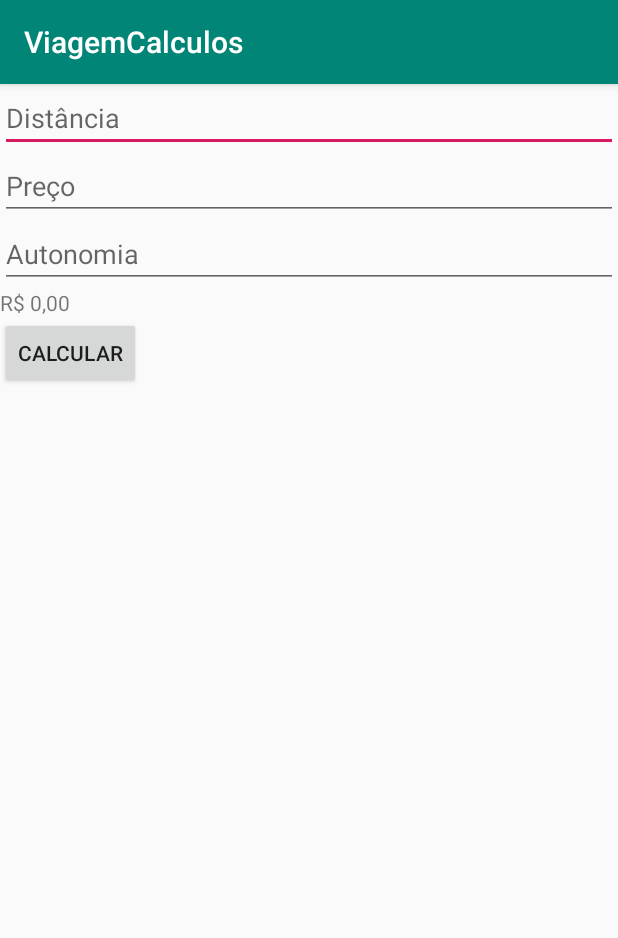
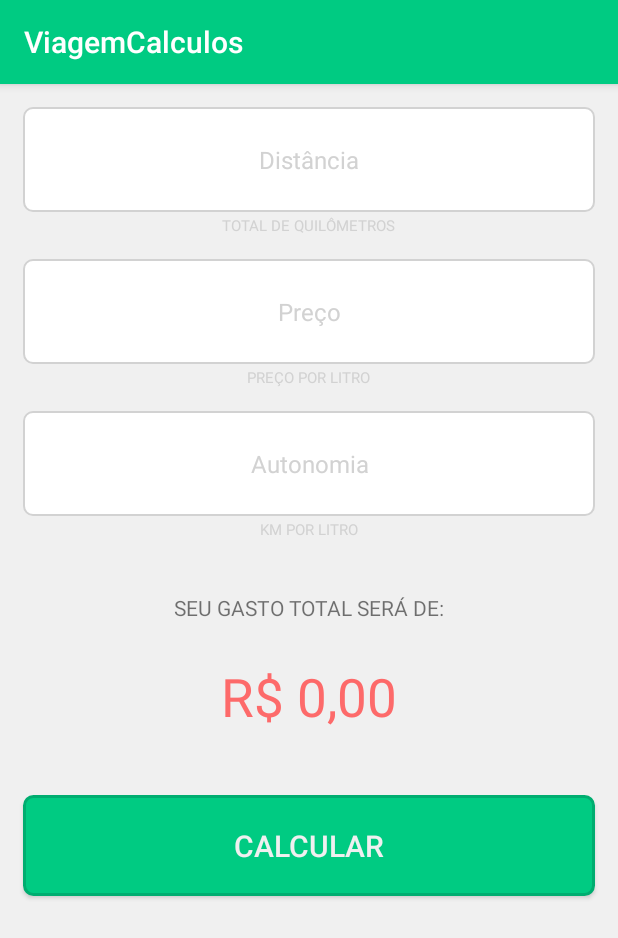
Before and after one commit to edimarbmjunior/viagemKotlinApp, an Android app: the screen it shows after launch (MainActivity), on a phone screen of 412 x 824 dp. Shown: the top 938 px of the screen. Run offline under Robolectric (Android 15) with nearby library versions, the phone set to English and light mode, and no system bars.

Commit message:
ajuste de interface(melhoria no layout), utização conjunta de ScrollView e LinearLayout para utilização em Landscape

```diff
--- /dev/null
+++ b/app/src/main/res/drawable-v24/round_btncalcular.xml
@@ -0,0 +1,15 @@
+<?xml version="1.0" encoding="utf-8"?>
+<shape xmlns:android="http://schemas.android.com/apk/res/android"
+    android:shape="rectangle">
+
+    <solid android:color="@color/colorPrimary" />
+    <stroke
+        android:width="2dp"
+        android:color="@color/colorPrimaryDark" />
+    <corners
+        android:bottomLeftRadius="6dp"
+        android:bottomRightRadius="6dp"
+        android:topLeftRadius="6dp"
+        android:topRightRadius="6dp" />
+
+</shape>
--- /dev/null
+++ b/app/src/main/res/drawable/round_edtext.xml
@@ -0,0 +1,15 @@
+<?xml version="1.0" encoding="utf-8"?>
+<shape xmlns:android="http://schemas.android.com/apk/res/android"
+    android:shape="rectangle">
+
+    <solid android:color="#FFFFFF" />
+    <stroke
+        android:width="1dp"
+        android:color="@color/colorDarkGray" />
+    <corners
+        android:bottomLeftRadius="6dp"
+        android:bottomRightRadius="6dp"
+        android:topLeftRadius="6dp"
+        android:topRightRadius="6dp" />
+
+</shape>
--- a/app/src/main/res/layout/activity_main.xml
+++ b/app/src/main/res/layout/activity_main.xml
@@ -1,35 +1,94 @@
 <?xml version="1.0" encoding="utf-8"?>
-<LinearLayout xmlns:android="http://schemas.android.com/apk/res/android"
+<ScrollView xmlns:android="http://schemas.android.com/apk/res/android"
     xmlns:app="http://schemas.android.com/apk/res-auto"
     xmlns:tools="http://schemas.android.com/tools"
     android:layout_width="match_parent"
     android:layout_height="match_parent"
-    android:orientation="vertical"
+    android:background="@color/colorLightGray"
     tools:context=".MainActivity">
+
+    <LinearLayout
+        android:layout_width="match_parent"
+        android:layout_height="match_parent"
+        android:orientation="vertical">
+
+        <!--<view
+            android:layout_width="match_parent"
+            android:layout_height="3dp"
+            android:background="@color/colorPrimaryDark" />-->
 
         <EditText
             android:id="@+id/editDistancia"
+            style="@style/mCustomEditText"
             android:layout_width="match_parent"
+            android:layout_height="70dp"
+            android:gravity="center"
+            android:hint="@string/distancia" />
+
+        <TextView
+            android:layout_width="wrap_content"
             android:layout_height="wrap_content"
-        android:hint="@string/distancia" />
+            android:layout_gravity="center"
+            android:layout_marginTop="2dp"
+            android:text="Total de Quilômetros"
+            android:textAllCaps="true"
+            android:textColor="@color/colorDarkGray"
+            android:textSize="10sp" />
 
         <EditText
             android:id="@+id/editPrice"
+            style="@style/mCustomEditText"
             android:layout_width="match_parent"
+            android:layout_height="70dp"
+            android:gravity="center"
+            android:hint="Preço" />
+
+        <TextView
+            android:layout_width="wrap_content"
             android:layout_height="wrap_content"
-        android:hint="Preço" />
+            android:layout_gravity="center"
+            android:layout_marginTop="2dp"
+            android:text="Preço por litro"
+            android:textAllCaps="true"
+            android:textColor="@color/colorDarkGray"
+            android:textSize="10sp" />
 
         <EditText
             android:id="@+id/editAutonomy"
+            style="@style/mCustomEditText"
+            android:layout_width="match_parent"
+            android:layout_height="70dp"
+            android:gravity="center"
+            android:hint="Autonomia" />
+
+
+        <TextView
+            android:layout_width="wrap_content"
+            android:layout_height="wrap_content"
+            android:layout_gravity="center"
+            android:layout_marginTop="2dp"
+            android:text="KM por litro"
+            android:textAllCaps="true"
+            android:textColor="@color/colorDarkGray"
+            android:textSize="10sp" />
+
+        <TextView
             android:layout_width="match_parent"
             android:layout_height="wrap_content"
-        android:hint="Autonomia" />
+            android:layout_marginTop="35dp"
+            android:gravity="center"
+            android:text="Seu gasto total será de:"
+            android:textAllCaps="true" />
 
         <TextView
             android:id="@+id/textResult"
-        android:layout_width="wrap_content"
-        android:layout_height="wrap_content"
-        android:text="R$ 0,00" />
+            android:layout_width="match_parent"
+            android:layout_height="100dp"
+            android:gravity="center"
+            android:text="R$ 0,00"
+            android:textAllCaps="true"
+            android:textColor="#fd6a6a"
+            android:textSize="35sp" />
 
         <!-- Como mapear para chamar uma função usando OnClick direto no button
         <Button
@@ -41,8 +100,15 @@
 
         <Button
             android:id="@+id/buttonCalculate"
-        android:layout_width="wrap_content"
+            android:layout_width="match_parent"
             android:layout_height="wrap_content"
-        android:text="@string/calcular" />
+            android:layout_margin="15dp"
+            android:background="@drawable/round_btncalcular"
+            android:padding="20dp"
+            android:text="@string/calcular"
+            android:textAllCaps="true"
+            android:textColor="@color/colorLightGray"
+            android:textSize="20sp" />
 
     </LinearLayout>
+</ScrollView>
--- a/app/src/main/res/values/colors.xml
+++ b/app/src/main/res/values/colors.xml
@@ -1,6 +1,9 @@
 <?xml version="1.0" encoding="utf-8"?>
 <resources>
-    <color name="colorPrimary">#008577</color>
-    <color name="colorPrimaryDark">#00574B</color>
-    <color name="colorAccent">#D81B60</color>
+    <color name="colorPrimary">#00cb82</color>
+    <color name="colorPrimaryDark">#00ad70</color>
+    <color name="colorAccent">#b4b4b4</color>
+    <color name="colorLightGray">#f0f0f0</color>
+    <color name="colorDarkGray">#d2d2d2</color>
+    <color name="colorText">#606060</color>
 </resources>
--- a/app/src/main/res/values/styles.xml
+++ b/app/src/main/res/values/styles.xml
@@ -8,4 +8,13 @@
         <item name="colorAccent">@color/colorAccent</item>
     </style>
 
+    <style name="mCustomEditText" parent="android:TextAppearance">
+        <item name="android:textColor">@color/colorText</item>
+        <item name="android:textColorHint">@color/colorDarkGray</item>
+        <item name="android:background">@drawable/round_edtext</item>
+        <item name="android:layout_marginTop">15dp</item>
+        <item name="android:layout_marginLeft">15dp</item>
+        <item name="android:layout_marginRight">15dp</item>
+    </style>
+
 </resources>
```
Lines whose indentation alone changed are shown as unchanged.
